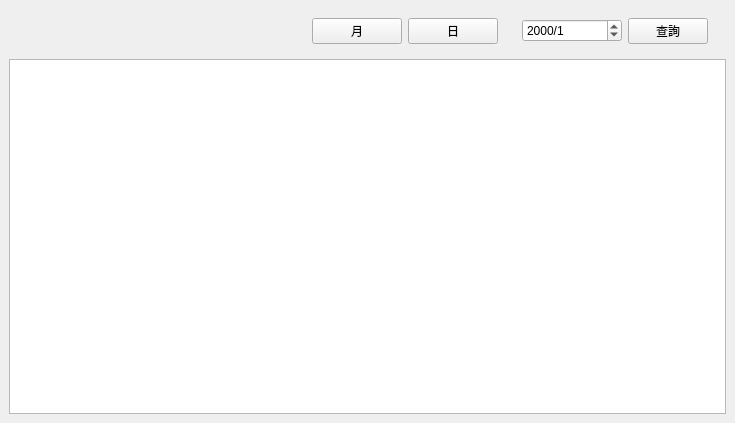
Above: src/AdbClient/StageReport/LayerGameReport.ui from roger0816/Adb before the change. Below: the same form after it.
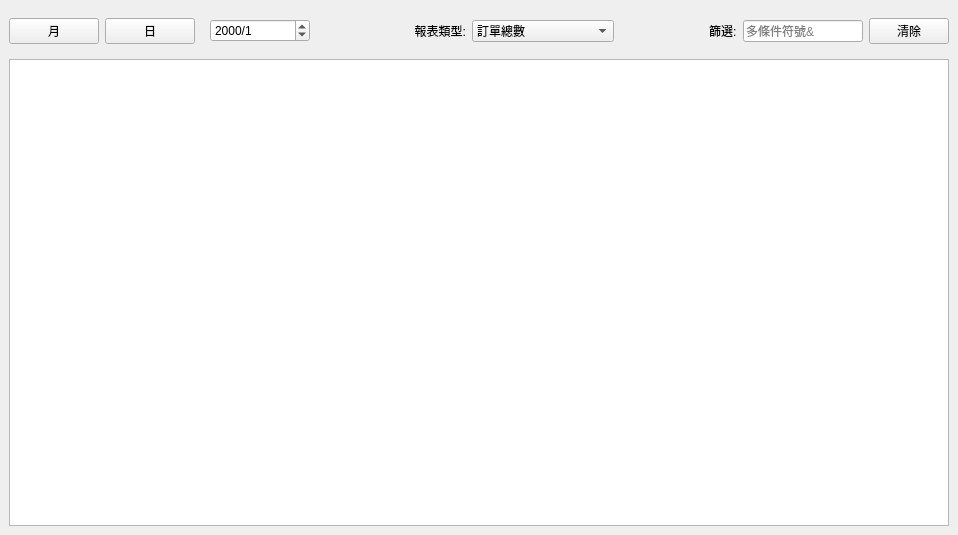
That is the form after the change. The open tabs and pages were chosen to show the change.

```diff
--- a/src/AdbClient/StageReport/LayerGameReport.ui
+++ b/src/AdbClient/StageReport/LayerGameReport.ui
@@ -6,8 +6,8 @@
    <rect>
     <x>0</x>
     <y>0</y>
-    <width>735</width>
-    <height>423</height>
+    <width>958</width>
+    <height>535</height>
    </rect>
   </property>
   <property name="windowTitle">
@@ -41,43 +41,21 @@
          </size>
         </property>
         <layout class="QHBoxLayout" name="horizontalLayout_2">
-         <item>
-          <spacer name="horizontalSpacer_2">
-           <property name="orientation">
-            <enum>Qt::Horizontal</enum>
-           </property>
-           <property name="sizeHint" stdset="0">
-            <size>
-             <width>40</width>
-             <height>20</height>
-            </size>
-           </property>
-          </spacer>
-         </item>
-         <item>
-          <widget class="QWidget" name="widget_4" native="true">
-           <property name="minimumSize">
-            <size>
-             <width>200</width>
-             <height>0</height>
-            </size>
-           </property>
-           <layout class="QHBoxLayout" name="horizontalLayout_3">
+         <property name="spacing">
+          <number>20</number>
+         </property>
             <property name="leftMargin">
              <number>0</number>
             </property>
-            <property name="topMargin">
-             <number>0</number>
-            </property>
             <property name="rightMargin">
              <number>0</number>
             </property>
-            <property name="bottomMargin">
-             <number>0</number>
-            </property>
             <item>
              <widget class="QWidget" name="widget_2" native="true">
               <layout class="QHBoxLayout" name="horizontalLayout">
+            <property name="leftMargin">
+             <number>0</number>
+            </property>
                <property name="topMargin">
                 <number>0</number>
                </property>
@@ -125,9 +103,6 @@
                  </property>
                 </widget>
                </item>
-              </layout>
-             </widget>
-            </item>
             <item>
              <widget class="QStackedWidget" name="stackDate">
               <property name="sizePolicy">
@@ -137,7 +112,7 @@
                </sizepolicy>
               </property>
               <property name="currentIndex">
-               <number>0</number>
+               <number>1</number>
               </property>
               <widget class="QWidget" name="stackedWidget_3Page1">
                <layout class="QGridLayout" name="gridLayout_2">
@@ -163,13 +138,6 @@
                   </property>
                  </widget>
                 </item>
-                <item row="0" column="1">
-                 <widget class="QPushButton" name="btnGameReport">
-                  <property name="text">
-                   <string>查詢</string>
-                  </property>
-                 </widget>
-                </item>
                </layout>
               </widget>
               <widget class="QWidget" name="page">
@@ -194,6 +162,148 @@
            </layout>
           </widget>
          </item>
+         <item>
+          <spacer name="horizontalSpacer_3">
+           <property name="orientation">
+            <enum>Qt::Horizontal</enum>
+           </property>
+           <property name="sizeHint" stdset="0">
+            <size>
+             <width>40</width>
+             <height>20</height>
+            </size>
+           </property>
+          </spacer>
+         </item>
+         <item>
+          <widget class="QWidget" name="wTypeArea" native="true">
+           <property name="minimumSize">
+            <size>
+             <width>200</width>
+             <height>0</height>
+            </size>
+           </property>
+           <layout class="QHBoxLayout" name="horizontalLayout_3">
+            <property name="leftMargin">
+             <number>0</number>
+            </property>
+            <property name="topMargin">
+             <number>0</number>
+            </property>
+            <property name="rightMargin">
+             <number>0</number>
+            </property>
+            <property name="bottomMargin">
+             <number>0</number>
+            </property>
+            <item>
+             <widget class="QLabel" name="label_3">
+              <property name="sizePolicy">
+               <sizepolicy hsizetype="Fixed" vsizetype="Preferred">
+                <horstretch>0</horstretch>
+                <verstretch>0</verstretch>
+               </sizepolicy>
+              </property>
+              <property name="text">
+               <string>報表類型:</string>
+              </property>
+              <property name="alignment">
+               <set>Qt::AlignRight|Qt::AlignTrailing|Qt::AlignVCenter</set>
+              </property>
+             </widget>
+            </item>
+            <item>
+             <widget class="QComboBox" name="cbType">
+              <item>
+               <property name="text">
+                <string>訂單總數</string>
+               </property>
+              </item>
+              <item>
+               <property name="text">
+                <string>儲值時間</string>
+               </property>
+              </item>
+              <item>
+               <property name="text">
+                <string>每筆均時</string>
+               </property>
+              </item>
+             </widget>
+            </item>
+           </layout>
+          </widget>
+         </item>
+         <item>
+          <spacer name="horizontalSpacer_4">
+           <property name="orientation">
+            <enum>Qt::Horizontal</enum>
+           </property>
+           <property name="sizeHint" stdset="0">
+            <size>
+             <width>40</width>
+             <height>20</height>
+            </size>
+           </property>
+          </spacer>
+         </item>
+         <item>
+          <widget class="QWidget" name="widget_3" native="true">
+           <property name="sizePolicy">
+            <sizepolicy hsizetype="Minimum" vsizetype="Preferred">
+             <horstretch>0</horstretch>
+             <verstretch>0</verstretch>
+            </sizepolicy>
+           </property>
+           <property name="minimumSize">
+            <size>
+             <width>160</width>
+             <height>0</height>
+            </size>
+           </property>
+           <layout class="QHBoxLayout" name="horizontalLayout_4">
+            <property name="leftMargin">
+             <number>10</number>
+            </property>
+            <property name="topMargin">
+             <number>0</number>
+            </property>
+            <property name="rightMargin">
+             <number>0</number>
+            </property>
+            <property name="bottomMargin">
+             <number>0</number>
+            </property>
+            <item>
+             <widget class="QLabel" name="label_2">
+              <property name="text">
+               <string>篩選:</string>
+              </property>
+             </widget>
+            </item>
+            <item>
+             <widget class="QLineEdit" name="lineEdit">
+              <property name="minimumSize">
+               <size>
+                <width>120</width>
+                <height>0</height>
+               </size>
+              </property>
+              <property name="placeholderText">
+               <string>多條件符號&amp;</string>
+              </property>
+             </widget>
+            </item>
+            <item>
+             <widget class="QPushButton" name="btnClear">
+              <property name="text">
+               <string>清除</string>
+              </property>
+             </widget>
+            </item>
+           </layout>
+          </widget>
+         </item>
         </layout>
        </widget>
       </item>
@@ -202,6 +312,9 @@
         <property name="editTriggers">
          <set>QAbstractItemView::NoEditTriggers</set>
         </property>
+        <attribute name="horizontalHeaderDefaultSectionSize">
+         <number>120</number>
+        </attribute>
         <attribute name="verticalHeaderVisible">
          <bool>false</bool>
         </attribute>
```
Lines whose indentation alone changed are shown as unchanged.
